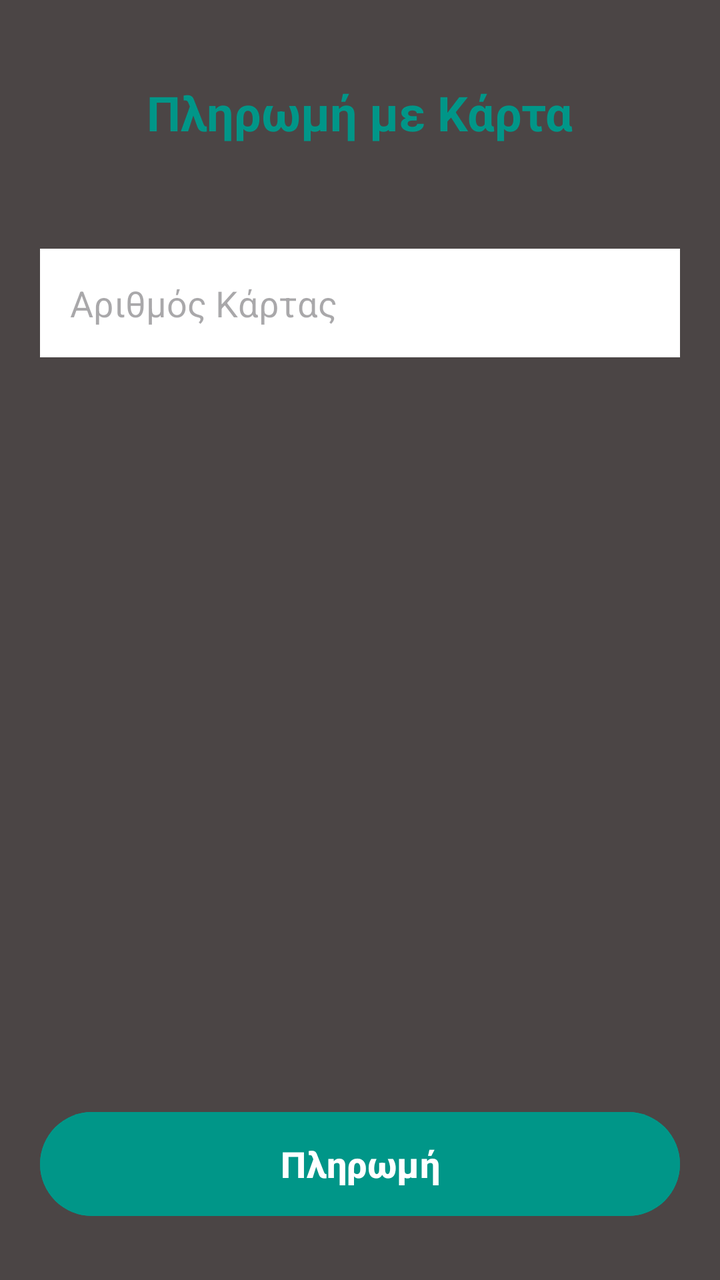
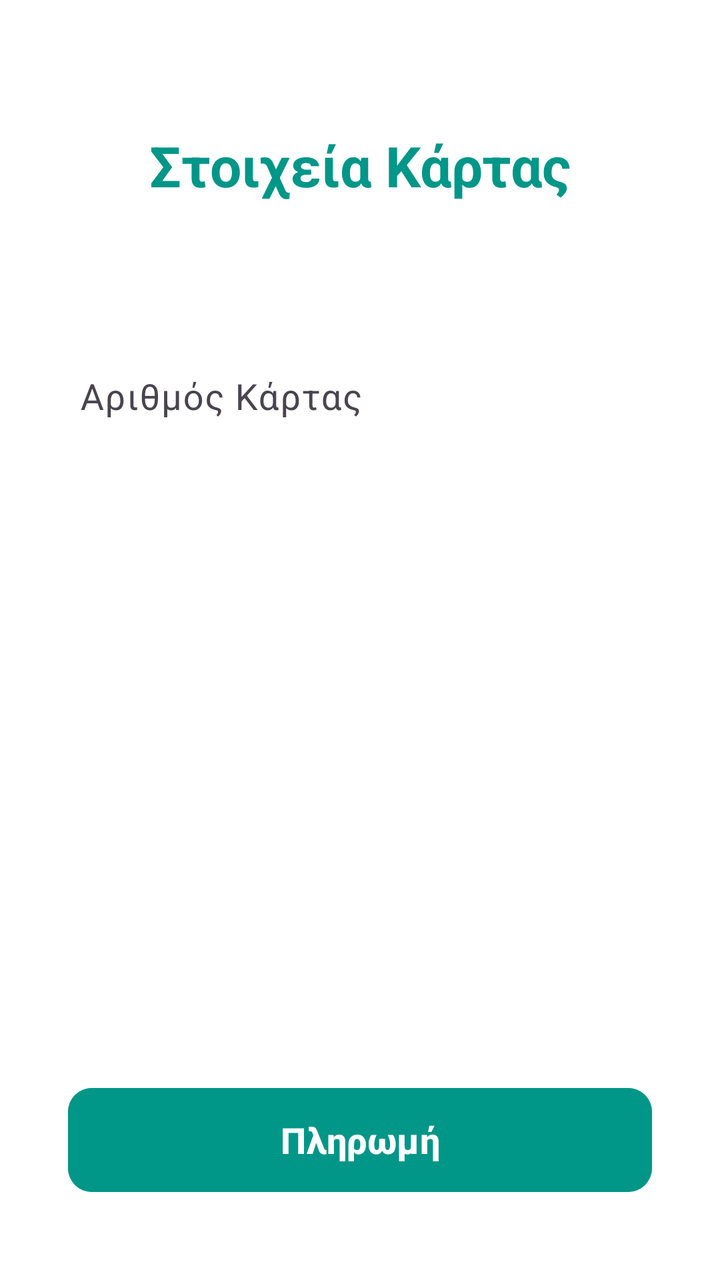

Before-and-after screenshots of an Android layout around one commit, followed by the original layout XML and the change that was made.
<!-- AndroidManifest.xml: application theme Theme.Team21 -->
<!-- res/layout/activity_customer_card_payment.xml -->
<?xml version="1.0" encoding="utf-8"?>
<androidx.constraintlayout.widget.ConstraintLayout
    xmlns:android="http://schemas.android.com/apk/res/android"
    xmlns:app="http://schemas.android.com/apk/res-auto"
    xmlns:tools="http://schemas.android.com/tools"
    android:id="@+id/delivererOrdersList"
    android:background="#4B4545"
    android:layout_width="match_parent"
    android:layout_height="match_parent"
    android:padding="20dp"
    tools:context=".view.customer.CustomerCardPaymentActivity">

    <TextView
        android:id="@+id/txtCustomerCardPaymentActivityHeader"
        android:layout_width="wrap_content"
        android:layout_height="wrap_content"
        android:text="Πληρωμή με Κάρτα"
        android:textSize="24sp"
        android:textStyle="bold"
        android:textColor="#009688"
        app:layout_constraintTop_toTopOf="parent"
        app:layout_constraintStart_toStartOf="parent"
        app:layout_constraintEnd_toEndOf="parent"
        android:layout_marginTop="20dp"/>

    <EditText
        android:id="@+id/edittxtCustomerCardPaymentActivityCardNumber"
        android:layout_width="match_parent"
        android:layout_height="wrap_content"
        android:layout_marginTop="52dp"
        android:background="#FFFFFF"
        android:hint="Αριθμός Κάρτας"
        android:inputType="phone"
        android:digits="0123456789-"
        android:maxLength="19"
        android:padding="15dp"
        android:textColor="#000000"
        app:layout_constraintTop_toBottomOf="@+id/txtCustomerCardPaymentActivityHeader"
        tools:layout_editor_absoluteX="16dp" />

    <Button
        android:id="@+id/btnCustomerCardPaymentActivityPayment"
        android:layout_width="match_parent"
        android:layout_height="60dp"
        android:layout_marginBottom="8dp"
        android:backgroundTint="#009688"
        android:text="Πληρωμή"
        android:textColor="#FFFFFF"
        android:textSize="18sp"
        android:textStyle="bold"
        app:layout_constraintBottom_toBottomOf="parent"
        app:layout_constraintStart_toStartOf="parent" />

</androidx.constraintlayout.widget.ConstraintLayout>
<!-- resources referenced by this layout -->
<resources>
  <style name="Theme.Team21" parent="Base.Theme.Team21" />
  <style name="Base.Theme.Team21" parent="Theme.Material3.DayNight.NoActionBar">
          
          
      </style>
</resources>

<!-- the commit's change to res/layout/activity_customer_card_payment.xml (unified diff, before → after) -->
@@ -3,52 +3,69 @@
     xmlns:android="http://schemas.android.com/apk/res/android"
     xmlns:app="http://schemas.android.com/apk/res-auto"
     xmlns:tools="http://schemas.android.com/tools"
-    android:id="@+id/delivererOrdersList"
-    android:background="#4B4545"
+    android:id="@+id/main"
+    android:background="#FFFFFF"
     android:layout_width="match_parent"
     android:layout_height="match_parent"
-    android:padding="20dp"
-    tools:context=".view.customer.CustomerCardPaymentActivity">
+    android:padding="24dp"
+    tools:context=".view.customer.Payment.CustomerCardPaymentActivity">
 
     <TextView
         android:id="@+id/txtCustomerCardPaymentActivityHeader"
         android:layout_width="wrap_content"
         android:layout_height="wrap_content"
-        android:text="Πληρωμή με Κάρτα"
-        android:textSize="24sp"
+        android:text="Στοιχεία Κάρτας"
+        android:textSize="28sp"
         android:textStyle="bold"
         android:textColor="#009688"
         app:layout_constraintTop_toTopOf="parent"
         app:layout_constraintStart_toStartOf="parent"
         app:layout_constraintEnd_toEndOf="parent"
-        android:layout_marginTop="20dp"/>
+        android:layout_marginTop="40dp"/>
 
-    <EditText
-        android:id="@+id/edittxtCustomerCardPaymentActivityCardNumber"
+    <com.google.android.material.textfield.TextInputLayout
+        android:id="@+id/textInputLayout2"
         android:layout_width="match_parent"
         android:layout_height="wrap_content"
-        android:layout_marginTop="52dp"
-        android:background="#FFFFFF"
-        android:hint="Αριθμός Κάρτας"
-        android:inputType="phone"
-        android:digits="0123456789-"
-        android:maxLength="19"
-        android:padding="15dp"
-        android:textColor="#000000"
+        android:layout_marginTop="60dp"
+        app:boxBackgroundColor="#FAFAFA"
+        app:boxStrokeColor="#009688"
+        app:hintTextColor="#009688"
         app:layout_constraintTop_toBottomOf="@+id/txtCustomerCardPaymentActivityHeader"
-        tools:layout_editor_absoluteX="16dp" />
+        tools:layout_editor_absoluteX="24dp">
+
+        <EditText
+            android:id="@+id/edittxtCustomerCardPaymentActivityCardNumber"
+            android:layout_width="match_parent"
+            android:layout_height="wrap_content"
+            android:background="@android:color/transparent"
+            android:digits="0123456789-"
+            android:hint="Αριθμός Κάρτας"
+            android:inputType="phone"
+            android:maxLength="19"
+            android:padding="20dp"
+            android:textColor="#000000"
+            android:textSize="18sp" />
+
+    </com.google.android.material.textfield.TextInputLayout>
 
     <Button
         android:id="@+id/btnCustomerCardPaymentActivityPayment"
         android:layout_width="match_parent"
         android:layout_height="60dp"
-        android:layout_marginBottom="8dp"
+        android:layout_marginStart="10dp"
+        android:layout_marginEnd="10dp"
+        android:layout_marginBottom="16dp"
         android:backgroundTint="#009688"
         android:text="Πληρωμή"
         android:textColor="#FFFFFF"
         android:textSize="18sp"
         android:textStyle="bold"
+        app:cornerRadius="12dp"
         app:layout_constraintBottom_toBottomOf="parent"
-        app:layout_constraintStart_toStartOf="parent" />
+        app:layout_constraintEnd_toEndOf="parent"
+        app:layout_constraintStart_toStartOf="parent"
+        app:layout_constraintTop_toBottomOf="@+id/textInputLayout2"
+        app:layout_constraintVertical_bias="1.0" />
 
 </androidx.constraintlayout.widget.ConstraintLayout>
